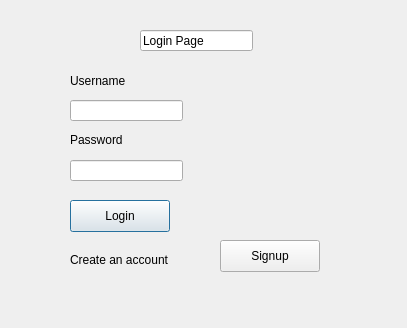
MohmedAkram/Applied-Final-Project, file Applied-Final-Project/loginadmin.ui: the form before one commit.
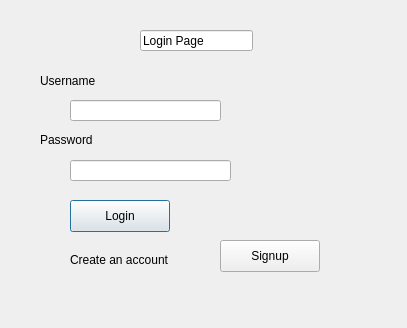
The form after the commit.

The edit to the form file:
```diff
--- a/Applied-Final-Project/loginadmin.ui
+++ b/Applied-Final-Project/loginadmin.ui
@@ -18,7 +18,7 @@
     <rect>
      <x>70</x>
      <y>100</y>
-     <width>113</width>
+     <width>151</width>
      <height>21</height>
     </rect>
    </property>
@@ -31,7 +31,7 @@
     <rect>
      <x>70</x>
      <y>160</y>
-     <width>113</width>
+     <width>161</width>
      <height>21</height>
     </rect>
    </property>
@@ -39,9 +39,9 @@
   <widget class="QLabel" name="label">
    <property name="geometry">
     <rect>
-     <x>70</x>
+     <x>40</x>
      <y>70</y>
-     <width>131</width>
+     <width>181</width>
      <height>21</height>
     </rect>
    </property>
@@ -52,9 +52,9 @@
   <widget class="QLabel" name="label_2">
    <property name="geometry">
     <rect>
-     <x>70</x>
+     <x>40</x>
      <y>130</y>
-     <width>121</width>
+     <width>201</width>
      <height>20</height>
     </rect>
    </property>
```
